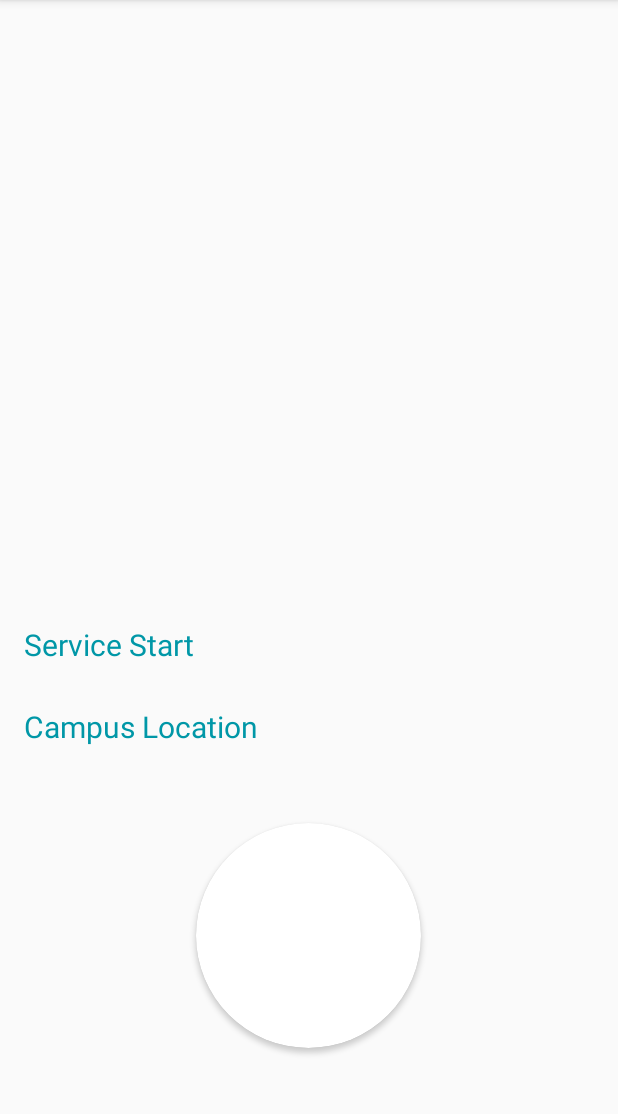
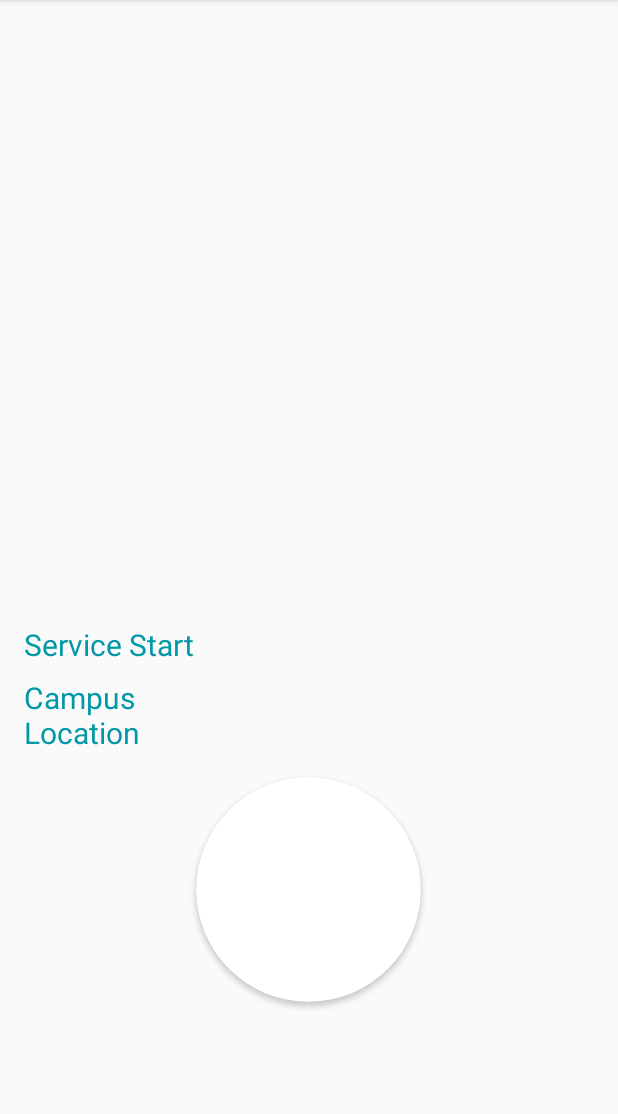
Before and after one commit to anky21/SCF, an Android app: the LocationDetailFragment screen opened directly, with no data from a screen before it, on a phone screen of 412 x 824 dp, the part 84-1198 px from its top. Run offline under Robolectric (Android 15) with nearby library versions, the phone set to English and light mode, and no system bars; our stand-ins replace ButterKnife; 15 statements that could not run were skipped.

Commit message:
feat: Optimise the UI for LocationDetailFragment

```diff
--- /dev/null
+++ b/app/src/main/res/layout-land/fragment_location_detail.xml
@@ -0,0 +1,162 @@
+<ScrollView xmlns:android="http://schemas.android.com/apk/res/android"
+    xmlns:tools="http://schemas.android.com/tools"
+    android:layout_width="match_parent"
+    android:layout_height="match_parent"
+    android:clipToPadding="false"
+    android:paddingBottom="@dimen/margin_16dp"
+    tools:eventContext="me.anky.scf.LocationDetailFragment">
+
+    <LinearLayout
+        android:layout_width="match_parent"
+        android:layout_height="match_parent"
+        android:orientation="vertical">
+
+        <ImageView
+            android:id="@+id/pastor_family_IV"
+            android:layout_width="match_parent"
+            android:layout_height="200dp"
+            android:scaleType="centerCrop"
+            tools:src="@drawable/springfield_campus" />
+
+        <TextView
+            android:id="@+id/campus_name_TV"
+            android:layout_width="wrap_content"
+            android:layout_height="wrap_content"
+            android:layout_gravity="center_horizontal"
+            android:gravity="center"
+            android:padding="@dimen/margin_12dp"
+            android:textAppearance="@style/TextAppearance.AppCompat.Headline"
+            tools:text="Springfield Campus" />
+
+        <TextView
+            android:id="@+id/pastors_names_tv"
+            style="@style/LocationDetailTextView"
+            android:layout_gravity="center"
+            android:textColor="@color/cyan_700"
+            android:textSize="16sp"
+            tools:text="Ps. John Deb van Bennekom" />
+
+        <TextView
+            style="@style/LocationDetailTextView"
+            android:paddingTop="@dimen/margin_8dp"
+            android:text="@string/service_start"
+            android:textColor="@color/cyan_700"
+            android:textSize="20sp" />
+
+        <TextView
+            android:id="@+id/meeting_time_TV"
+            style="@style/LocationDetailTextView"
+            tools:text="9:30am, Sunday Mornings" />
+
+        <TextView
+            style="@style/LocationDetailTextView"
+            android:paddingTop="@dimen/margin_8dp"
+            android:text="@string/campus_location"
+            android:textColor="@color/cyan_700"
+            android:textSize="20sp" />
+
+
+        <TextView
+            android:id="@+id/meeting_venue_TV"
+            style="@style/LocationDetailTextView"
+            android:textColor="@color/primary_text_color"
+            tools:text="Woodcrest State College" />
+
+        <TextView
+            android:id="@+id/meeting_address_TV"
+            style="@style/LocationDetailTextView"
+            android:textIsSelectable="true"
+            tools:text="38 Nev Smith Dr, Springfield" />
+
+        <TextView
+            android:id="@+id/meeting_building_TV"
+            style="@style/LocationDetailTextView"
+            android:paddingTop="@dimen/margin_4dp"
+            android:textStyle="italic"
+            tools:text="Senior School Auditorium" />
+
+        <LinearLayout
+            android:layout_width="match_parent"
+            android:layout_height="wrap_content"
+            android:orientation="horizontal"
+            android:padding="@dimen/margin_8dp">
+
+            <LinearLayout
+                android:layout_width="0dp"
+                android:layout_height="wrap_content"
+                android:layout_gravity="center"
+                android:layout_weight="4"
+                android:orientation="vertical">
+
+                <android.support.v7.widget.CardView
+                    style="@style/PastorImageCardView">
+
+                    <ImageView
+                        android:id="@+id/pastor1_IV"
+                        style="@style/PastorImageView"
+                        tools:src="@drawable/pastor_bennekom" />
+                </android.support.v7.widget.CardView>
+
+                <TextView
+                    android:id="@+id/pastor1_name_TV"
+                    style="@style/LocationDetailTextView"
+                    android:layout_gravity="center"
+                    android:text="Ps. John Deb van Bennekom"
+                    android:textColor="@color/cyan_700"
+                    android:textSize="16sp" />
+            </LinearLayout>
+
+            <TextView
+                android:id="@+id/pastor1_bg_tv"
+                android:layout_width="0dp"
+                android:layout_height="wrap_content"
+                android:layout_weight="6"
+                android:paddingEnd="@dimen/margin_16dp"
+                android:paddingLeft="@dimen/margin_16dp"
+                android:paddingRight="@dimen/margin_16dp"
+                android:paddingStart="@dimen/margin_16dp" />
+        </LinearLayout>
+
+        <LinearLayout
+            android:layout_width="match_parent"
+            android:layout_height="wrap_content"
+            android:orientation="horizontal"
+            android:padding="@dimen/margin_8dp">
+
+            <LinearLayout
+                android:layout_width="0dp"
+                android:layout_height="wrap_content"
+                android:layout_gravity="center"
+                android:layout_weight="4"
+                android:orientation="vertical">
+
+                <android.support.v7.widget.CardView
+                    android:id="@+id/pastor2_iv_container"
+                    style="@style/PastorImageCardView">
+
+                    <ImageView
+                        android:id="@+id/pastor2_IV"
+                        style="@style/PastorImageView" />
+                </android.support.v7.widget.CardView>
+
+                <TextView
+                    android:id="@+id/pastor2_name_TV"
+                    style="@style/LocationDetailTextView"
+                    android:layout_gravity="center"
+                    android:textColor="@color/cyan_700"
+                    android:textSize="16sp" />
+            </LinearLayout>
+
+            <TextView
+                android:id="@+id/pastor2_bg_tv"
+                android:layout_width="0dp"
+                android:layout_height="wrap_content"
+                android:layout_weight="6"
+                android:paddingEnd="@dimen/margin_16dp"
+                android:paddingLeft="@dimen/margin_16dp"
+                android:paddingRight="@dimen/margin_16dp"
+                android:paddingStart="@dimen/margin_16dp" />
+            />
+        </LinearLayout>
+    </LinearLayout>
+</ScrollView>
--- a/app/src/main/res/layout/fragment_location_detail.xml
+++ b/app/src/main/res/layout/fragment_location_detail.xml
@@ -1,5 +1,4 @@
 <ScrollView xmlns:android="http://schemas.android.com/apk/res/android"
-    xmlns:app="http://schemas.android.com/apk/res-auto"
     xmlns:tools="http://schemas.android.com/tools"
     android:layout_width="match_parent"
     android:layout_height="match_parent"
@@ -37,8 +36,19 @@
             android:textSize="16sp"
             tools:text="Ps. John Deb van Bennekom" />
 
+        <LinearLayout
+            android:layout_width="match_parent"
+            android:layout_height="wrap_content"
+            android:orientation="horizontal"
+            android:paddingEnd="@dimen/margin_16dp"
+            android:paddingLeft="@dimen/margin_16dp"
+            android:paddingRight="@dimen/margin_16dp"
+            android:paddingStart="@dimen/margin_16dp">
+
             <TextView
-            style="@style/LocationDetailTextView"
+                android:layout_width="0dp"
+                android:layout_height="wrap_content"
+                android:layout_weight="2"
                 android:paddingTop="@dimen/margin_8dp"
                 android:text="@string/service_start"
                 android:textColor="@color/cyan_700"
@@ -46,38 +56,64 @@
 
             <TextView
                 android:id="@+id/meeting_time_TV"
-            style="@style/LocationDetailTextView"
+                android:layout_width="0dp"
+                android:layout_height="wrap_content"
+                android:layout_weight="3"
+                android:textColor="@color/primary_text_color"
                 tools:text="9:30am, Sunday Mornings" />
+        </LinearLayout>
+
+        <LinearLayout
+            android:layout_width="match_parent"
+            android:layout_height="wrap_content"
+            android:orientation="horizontal"
+            android:paddingEnd="@dimen/margin_16dp"
+            android:paddingLeft="@dimen/margin_16dp"
+            android:paddingRight="@dimen/margin_16dp"
+            android:paddingStart="@dimen/margin_16dp"
+            android:paddingTop="@dimen/margin_8dp">
 
             <TextView
-            style="@style/LocationDetailTextView"
-            android:paddingTop="@dimen/margin_8dp"
+                android:layout_width="0dp"
+                android:layout_height="wrap_content"
+                android:layout_weight="2"
                 android:text="@string/campus_location"
                 android:textColor="@color/cyan_700"
                 android:textSize="20sp" />
 
+            <LinearLayout
+                android:layout_width="0dp"
+                android:layout_height="wrap_content"
+                android:layout_weight="3"
+                android:orientation="vertical">
 
                 <TextView
                     android:id="@+id/meeting_venue_TV"
-            style="@style/LocationDetailTextView"
+                    android:layout_width="wrap_content"
+                    android:layout_height="wrap_content"
                     android:textColor="@color/primary_text_color"
                     tools:text="Woodcrest State College" />
 
                 <TextView
                     android:id="@+id/meeting_address_TV"
-            style="@style/LocationDetailTextView"
+                    android:layout_width="wrap_content"
+                    android:layout_height="wrap_content"
                     android:textIsSelectable="true"
                     tools:text="38 Nev Smith Dr, Springfield" />
 
                 <TextView
                     android:id="@+id/meeting_building_TV"
-            style="@style/LocationDetailTextView"
+                    android:layout_width="wrap_content"
+                    android:layout_height="wrap_content"
                     android:paddingTop="@dimen/margin_4dp"
                     android:textStyle="italic"
                     tools:text="Senior School Auditorium" />
+            </LinearLayout>
+        </LinearLayout>
 
-        <android.support.v7.widget.CardView style="@style/PastorImageCardView">
-
+        <android.support.v7.widget.CardView
+            style="@style/PastorImageCardView"
+            android:layout_marginTop="@dimen/margin_16dp">
             <ImageView
                 android:id="@+id/pastor1_IV"
                 style="@style/PastorImageView"
@@ -98,7 +134,8 @@
 
         <android.support.v7.widget.CardView
             android:id="@+id/pastor2_iv_container"
-            style="@style/PastorImageCardView">
+            style="@style/PastorImageCardView"
+            android:layout_marginTop="@dimen/margin_16dp">
 
             <ImageView
                 android:id="@+id/pastor2_IV"
@@ -115,7 +152,5 @@
         <TextView
             android:id="@+id/pastor2_bg_tv"
             style="@style/LocationDetailTextView" />
-
     </LinearLayout>
-
 </ScrollView>
--- a/app/src/main/res/values/styles.xml
+++ b/app/src/main/res/values/styles.xml
@@ -42,7 +42,6 @@
         <item name="android:layout_height">@dimen/pastor_image_size</item>
         <item name="android:layout_gravity">center</item>
         <item name="android:layout_marginBottom">@dimen/margin_12dp</item>
-        <item name="android:layout_marginTop">@dimen/margin_12dp</item>
         <item name="cardCornerRadius">@dimen/pastor_cardview_corner_radius</item>
     </style>
 
```
Lines whose indentation alone changed are shown as unchanged.
